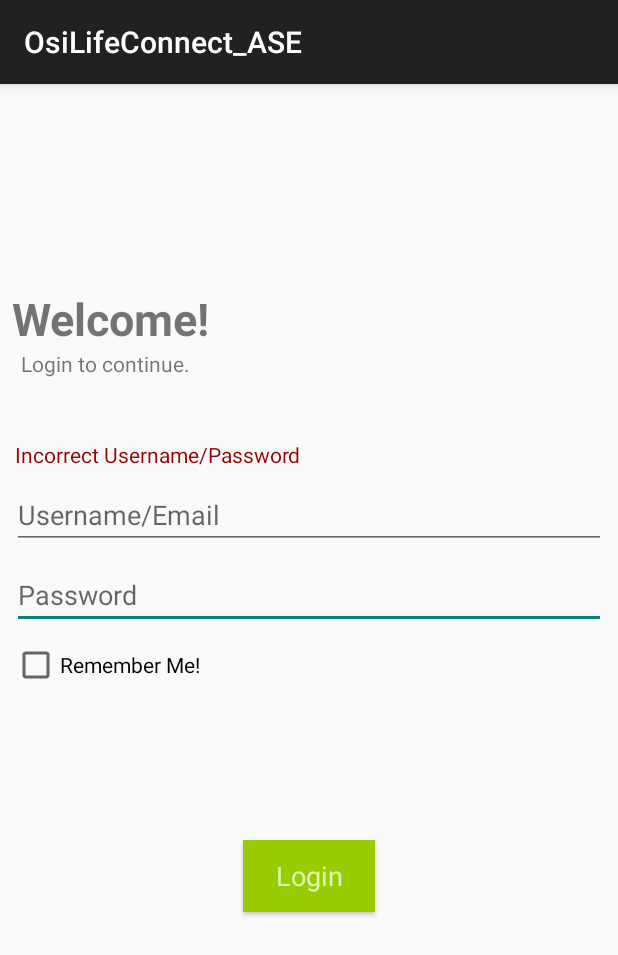
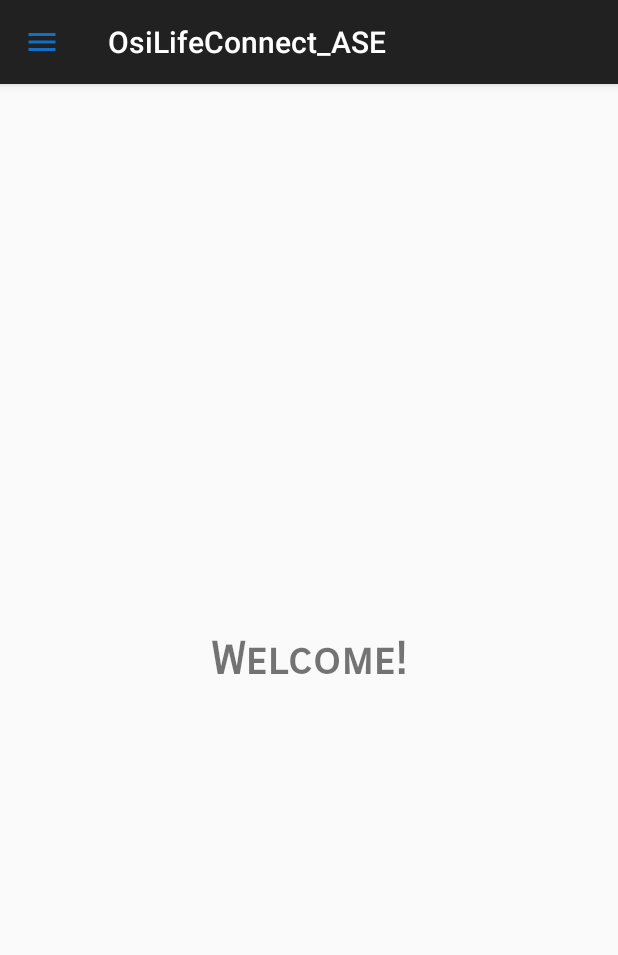
Before and after one commit to Collygon/OsiLifeConnect_ASE, an Android app: the screen it shows after launch (MainActivity before the commit, dashboardActivity after it), after a tap on "Login", on a phone screen of 412 x 824 dp. Shown: the top 955 px of the screen. Run offline under Robolectric (Android 15) with nearby library versions, the light colour scheme and no system bars.

Commit message:
Full merge - 1

```diff
--- a/app/src/main/AndroidManifest.xml
+++ b/app/src/main/AndroidManifest.xml
@@ -12,6 +12,7 @@
 
 
     <application
+        android:usesCleartextTraffic="true"
         android:allowBackup="true"
         android:icon="@mipmap/ic_launcher"
         android:label="@string/app_name"
--- a/app/src/main/java/com/example/osilifeconnect_ase/MainActivity.java
+++ b/app/src/main/java/com/example/osilifeconnect_ase/MainActivity.java
@@ -88,8 +88,13 @@
     public void loginMethod(View view){
         String username = usernameTextField.getText().toString();
         String password = passwordTextField.getText().toString();
+        checkboxAnalysis();
+        Intent dashIntent = new Intent(this, dashboardActivity.class);
+        Log.d("DASH INTENT", "Intent Generated");
+        notificationPackage.getInstance().loginNotify(this);
+        startActivity(dashIntent);
         //execute loginTask
-        new LoginTask().execute(username, password);
+        //new LoginTask().execute(username, password);
     }
 
     public void LogIn(boolean success){
--- a/app/src/main/res/layout/activity_dashboard.xml
+++ b/app/src/main/res/layout/activity_dashboard.xml
@@ -32,7 +32,7 @@
             android:layout_width="match_parent"
             android:layout_height="match_parent"/> -->
 
-        <android.support.v7.widget.Toolbar
+        <android.widget.Toolbar
             android:id="@+id/toolbar"
             android:layout_width="match_parent"
             android:layout_height="0dp"
```
